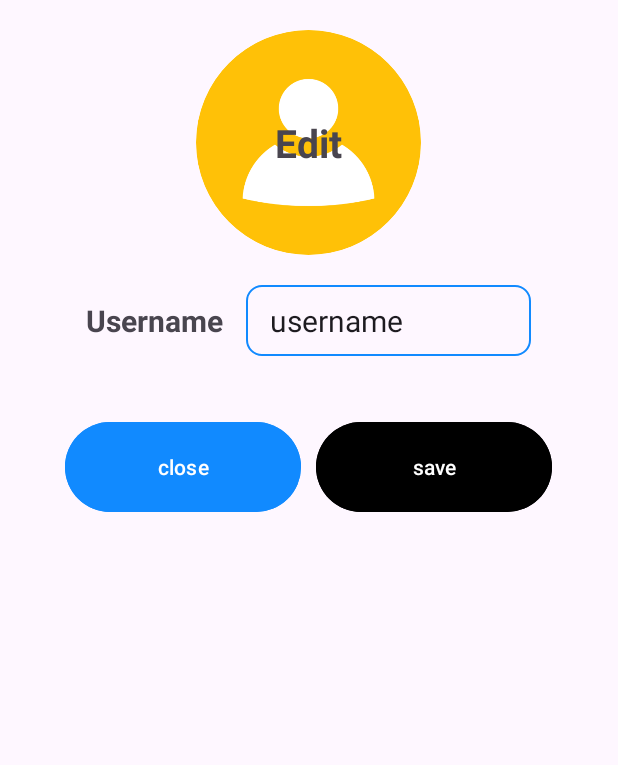
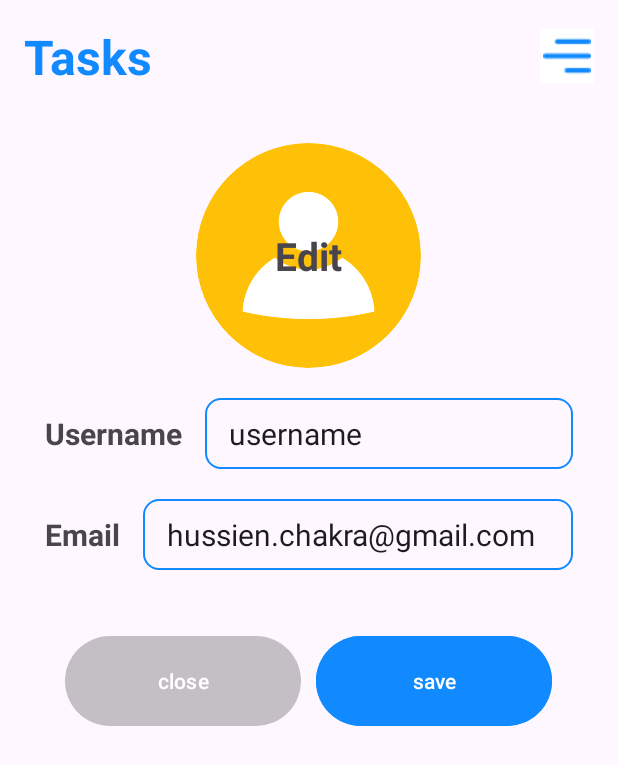
Before and after one commit to ChakraHs/Tasks-Management-Mobile-App-JAVA-ME, an Android app: the screen it shows after launch once a user with an empty profile is signed in (ProfileActivity), after a tap on "User not found", on a phone screen of 412 x 824 dp. Shown: the top 765 px of the screen. Run offline under Robolectric (Android 15) with nearby library versions, the phone set to English and light mode, and no system bars; our stand-ins replace CircleImageView, Firebase (no records; nobody signed in at launch, a user with empty details on screens opened directly), Picasso, Volley; network calls fail; pictures from the network do not load.

Commit message:
add weather to app and change profile design

```diff
--- a/app/build.gradle.kts
+++ b/app/build.gradle.kts
@@ -42,6 +42,7 @@ dependencies {
     implementation("de.hdodenhof:circleimageview:3.1.0")
     implementation("androidx.activity:activity:1.8.0")
     implementation("androidx.recyclerview:recyclerview:1.3.2")
+    implementation("com.android.volley:volley:1.2.1")
     testImplementation("junit:junit:4.13.2")
     androidTestImplementation("androidx.test.ext:junit:1.1.5")
     androidTestImplementation("androidx.test.espresso:espresso-core:3.5.1")
--- a/app/src/main/AndroidManifest.xml
+++ b/app/src/main/AndroidManifest.xml
@@ -2,7 +2,10 @@
 <manifest xmlns:android="http://schemas.android.com/apk/res/android"
     xmlns:tools="http://schemas.android.com/tools">
 
+    <uses-permission android:name="android.permission.INTERNET"/>
+
     <application
+        android:usesCleartextTraffic="true"
         android:allowBackup="true"
         android:dataExtractionRules="@xml/data_extraction_rules"
         android:fullBackupContent="@xml/backup_rules"
--- a/app/src/main/java/com/example/mytask/MainActivity.java
+++ b/app/src/main/java/com/example/mytask/MainActivity.java
@@ -22,6 +22,12 @@ import android.widget.RelativeLayout;
 import android.widget.TextView;
 
 
+import com.android.volley.Request;
+import com.android.volley.RequestQueue;
+import com.android.volley.Response;
+import com.android.volley.VolleyError;
+import com.android.volley.toolbox.StringRequest;
+import com.android.volley.toolbox.Volley;
 import com.example.mytask.dao.FirebaseHelper;
 import com.example.mytask.fragments.EventsFragment;
 import com.example.mytask.fragments.NotesFragment;
@@ -33,6 +39,10 @@ import com.google.android.gms.tasks.OnSuccessListener;
 import com.google.firebase.auth.FirebaseAuth;
 import com.google.firebase.auth.FirebaseUser;
 import com.squareup.picasso.Picasso;
+
+import org.json.JSONArray;
+import org.json.JSONException;
+import org.json.JSONObject;
 
 import de.hdodenhof.circleimageview.CircleImageView;
 
@@ -59,6 +69,10 @@ public class MainActivity extends AppCompatActivity {
 
 
     TextView usernameTextView;
+
+    TextView weather;
+
+    String weatherUrl;
 
 
     @Override
@@ -90,6 +104,10 @@ public class MainActivity extends AppCompatActivity {
         eventsButton = findViewById(R.id.events_btn);
         projectsButton = findViewById(R.id.projects_btn);
         notesButton = findViewById(R.id.notes_btn);
+
+        weather = findViewById(R.id.weather);
+
+        this.obtainLocation();
 
         myListButton.setOnClickListener(new View.OnClickListener() {
             @Override
@@ -301,4 +319,62 @@ public class MainActivity extends AppCompatActivity {
         fragmentTransaction.commit();
 
     }
+
+
+    private void getWeatherData() {
+        RequestQueue queue = Volley.newRequestQueue(this);
+        Log.d("Weather", "entred");
+        StringRequest stringRequest = new StringRequest(Request.Method.GET, weatherUrl,
+                new Response.Listener<String>() {
+                    @Override
+                    public void onResponse(String response) {
+                        try {
+                            // Parse JSON response
+                            JSONObject obj = new JSONObject(response);
+                            JSONArray arr = obj.getJSONArray("data");
+                            JSONObject obj2 = arr.getJSONObject(0);
+
+                            // Extract weather data
+                            String temp = obj2.getString("temp") + " °C " ;
+//                            String precipitation = obj2.getString("precip") + " mm";
+//                            String wind = obj2.getString("wind_spd") + " m/s " + obj2.getString("wind_cdir");
+//                            String city = obj2.getString("city_name");
+
+
+                            Log.d("Weather", temp.toString());
+
+                            // Update UI
+                            runOnUiThread(() -> {
+                                weather.setText(temp);
+//                                weather.setText(city);
+//                                weather.setText(precipitation);
+//                                weather.setText(wind);
+                            });
+                        } catch (JSONException e) {
+                            e.printStackTrace();
+                        }
+                    }
+                }, new Response.ErrorListener() {
+            @Override
+            public void onErrorResponse(VolleyError error) {
+                error.printStackTrace();
+            }
+        });
+        // Add the request to the RequestQueue
+        queue.add(stringRequest);
+    }
+
+
+    private void obtainLocation() {
+        weatherUrl = "http://api.weatherbit.io/v2.0/current?" +
+                "lat=" + "34.011036495662474" +
+                "&lon=" +  "-6.849026873799245" +
+                "&key=" + "089f022ca905454b9c61e4196e8773a6";
+
+        // This function will fetch data from URL
+
+        Log.d("Weather Url", weatherUrl.toString());
+        getWeatherData();
+        // });
+    }
 }
--- a/app/src/main/java/com/example/mytask/adapters/NoteAdapter.java
+++ b/app/src/main/java/com/example/mytask/adapters/NoteAdapter.java
@@ -12,6 +12,7 @@ import android.widget.TextView;
 import androidx.annotation.NonNull;
 import androidx.recyclerview.widget.RecyclerView;
 
+import com.example.mytask.NoteDetailsActivity;
 import com.example.mytask.R;
 import com.example.mytask.TaskDetailsActivity;
 import com.example.mytask.Utility;
@@ -30,7 +31,7 @@ public class NoteAdapter extends RecyclerView.Adapter<NoteAdapter.NoteViewHolder
     private FirebaseFirestore db;
     private FirebaseUser currentUser;
     private List<Note> noteList;
-    private static final String TAG = "TaskAdapter";
+    private static final String TAG = "NoteAdapter";
 
     public NoteAdapter(List<Note> noteList, Context context) {
         this.noteList = noteList;
@@ -54,7 +55,7 @@ public class NoteAdapter extends RecyclerView.Adapter<NoteAdapter.NoteViewHolder
         holder.timestampTextView.setText(Utility.timestampToString(note.getTimestamp()));
 
         holder.itemView.setOnClickListener(v -> {
-            Intent intent = new Intent(context, TaskDetailsActivity.class);
+            Intent intent = new Intent(context, NoteDetailsActivity.class);
             intent.putExtra("description", note.getDescription());
             intent.putExtra("docId", note.getId());
             context.startActivity(intent);
--- a/app/src/main/java/com/example/mytask/fragments/NotesFragment.java
+++ b/app/src/main/java/com/example/mytask/fragments/NotesFragment.java
@@ -31,7 +31,7 @@ import java.util.List;
 
 public class NotesFragment extends Fragment {
 
-    private static final String TAG = "TasksFragment";
+    private static final String TAG = "NotesFragment";
 
     private ProgressBar progressBar;
     private RecyclerView notesRecyclerView;
@@ -121,7 +121,7 @@ public class NotesFragment extends Fragment {
     private void filterTasks(String searchText) {
         LinkedList<Note> filteredNotes = new LinkedList<>();
         for (Note note : noteList) {
-            if (note.getTitle().contains(searchText) || note.getDescription().contains(searchText)) {
+            if (note.getDescription().contains(searchText)) {
                 filteredNotes.add(note);
             }
         }
--- a/app/src/main/res/layout/activity_main.xml
+++ b/app/src/main/res/layout/activity_main.xml
@@ -70,6 +70,23 @@
             android:textColor="@color/black"
             android:layout_marginLeft="10dp"
             />
+
+        <TextView
+            android:layout_width="wrap_content"
+            android:layout_height="wrap_content"
+            android:id="@+id/weather"
+            android:text="-- °C"
+            android:textSize="22sp"
+            android:textStyle="bold"
+            android:gravity="end"
+            android:layout_marginTop="5dp"
+            android:textColor="@color/primary"
+            android:layout_marginLeft="10dp"
+            android:layout_alignParentEnd="true"
+            android:layout_marginEnd="10dp"
+            />
+
+
         <LinearLayout
             android:layout_width="wrap_content"
             android:layout_height="wrap_content"
--- a/app/src/main/res/layout/activity_profile.xml
+++ b/app/src/main/res/layout/activity_profile.xml
@@ -9,7 +9,35 @@
     <RelativeLayout
         android:layout_width="match_parent"
         android:layout_height="wrap_content"
+        android:id="@+id/title_bar_layout"
+        android:padding="16dp"
+        >
+        <TextView
+            android:layout_width="wrap_content"
+            android:layout_height="wrap_content"
+            android:text="Tasks"
+            android:id="@+id/page_title"
+            android:textSize="32sp"
+            android:textColor="@color/primary"
+            android:textStyle="bold"
+            />
+        <ImageButton
+            android:layout_width="36dp"
+            android:layout_height="36dp"
+            android:src="@drawable/menu"
+            android:id="@+id/menu_btn"
+            android:layout_alignParentEnd="true"
+            android:layout_centerVertical="true"
+            app:tint="@color/primary"
+            android:background="@color/white"
+            />
+    </RelativeLayout>
+
+    <RelativeLayout
+        android:layout_width="match_parent"
+        android:layout_height="wrap_content"
         android:layout_marginTop="20dp"
+        android:layout_below="@id/title_bar_layout"
         android:id="@+id/image_container"
         >
 
@@ -32,7 +60,7 @@
     </RelativeLayout>
 
     <LinearLayout
-        android:layout_width="wrap_content"
+        android:layout_width="match_parent"
         android:layout_height="wrap_content"
         android:id="@+id/username_container"
         android:layout_below="@+id/image_container"
@@ -50,7 +78,7 @@
             android:layout_height="wrap_content"
             />
         <EditText
-            android:layout_width="190dp"
+            android:layout_width="match_parent"
             android:layout_height="wrap_content"
             android:id="@+id/username_edit_text"
             android:background="@drawable/rounded_corner"
@@ -60,12 +88,46 @@
             android:paddingVertical="10dp"
             android:layout_marginLeft="15dp"
             />
+
     </LinearLayout>
+
+    <LinearLayout
+        android:layout_width="match_parent"
+        android:layout_height="wrap_content"
+        android:id="@+id/email_container"
+        android:layout_below="@+id/username_container"
+        android:paddingHorizontal="30dp"
+        android:layout_marginBottom="20dp"
+        android:layout_centerHorizontal="true"
+        >
+        <TextView
+            android:id="@+id/chang_email_btn"
+            android:text="Email"
+            android:layout_centerHorizontal="true"
+            android:textSize="20sp"
+            android:textStyle="bold"
+            android:layout_width="wrap_content"
+            android:layout_height="wrap_content"
+            />
+        <EditText
+            android:layout_width="match_parent"
+            android:layout_height="wrap_content"
+            android:id="@+id/email_edit_text"
+            android:background="@drawable/rounded_corner"
+            android:paddingHorizontal="16dp"
+            android:textSize="20sp"
+            android:text="hussien.chakra@gmail.com"
+            android:paddingVertical="10dp"
+            android:layout_marginLeft="15dp"
+            />
+
+    </LinearLayout>
+
 
     <LinearLayout
         android:layout_width="wrap_content"
         android:layout_height="wrap_content"
-        android:layout_below="@+id/username_container"
+        android:layout_below="@+id/email_container"
         android:layout_centerHorizontal="true"
         >
 
@@ -74,7 +136,7 @@
             android:layout_width="157dp"
             android:layout_height="68dp"
             android:layout_marginTop="20dp"
-            android:backgroundTint="@color/primary"
+            android:backgroundTint="@color/common_google_signin_btn_text_dark_disabled"
             android:text="close"
             android:layout_marginEnd="10dp"
             />
@@ -84,7 +146,7 @@
             android:layout_width="157dp"
             android:layout_height="68dp"
             android:layout_marginTop="20dp"
-            android:backgroundTint="@color/black"
+            android:backgroundTint="@color/primary"
             android:text="save" />
     </LinearLayout>
 
```
Also changed, not shown: 1 other file.
